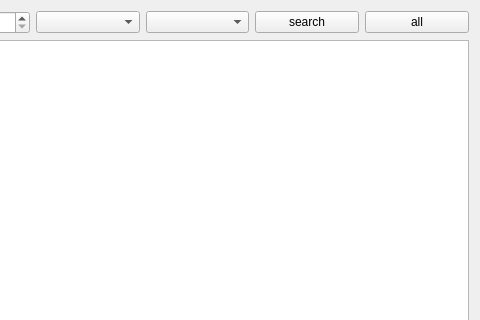
FFH255/flights, file pages/schedulePage.ui: the form before one commit; both pictures show x 85 to 565 and y 0 to 320 of the 565 by 449 pixel window.
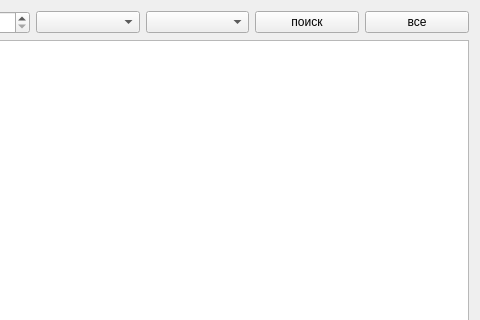
The form after the commit.

```diff
--- a/pages/schedulePage.ui
+++ b/pages/schedulePage.ui
@@ -20,7 +20,7 @@
    <item row="0" column="3">
     <widget class="QPushButton" name="searchPushButton">
      <property name="text">
-      <string>search</string>
+      <string>поиск</string>
      </property>
     </widget>
    </item>
@@ -36,7 +36,7 @@
    <item row="0" column="4">
     <widget class="QPushButton" name="allPushButton">
      <property name="text">
-      <string>all</string>
+      <string>все</string>
      </property>
     </widget>
    </item>
```
